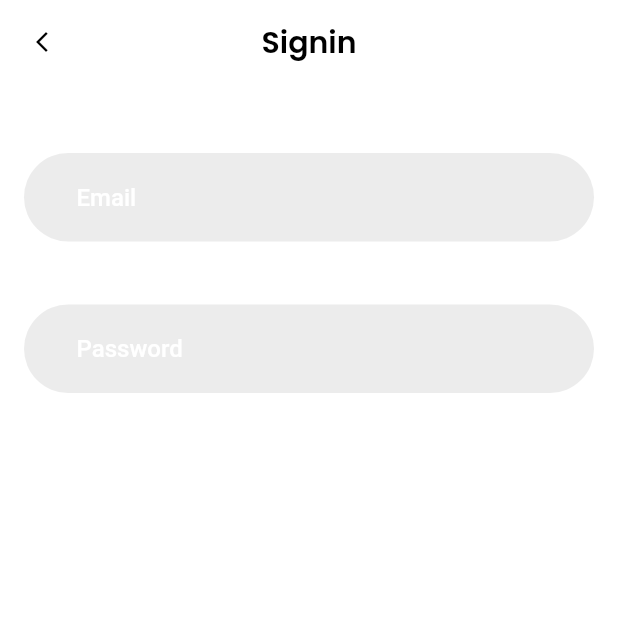
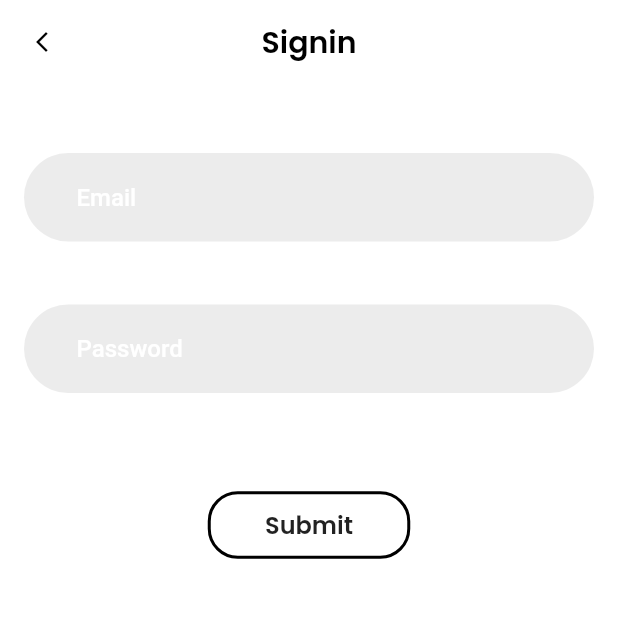
Before and after one commit to Tijil2111/Unstrain-UI--Locus-Exun, a Flutter app: the screen it shows after launch, after a tap on "Already have an account ? Sign In", on a phone screen of 412 x 824 dp, the top half of it. Run offline on Flutter 3.47's test engine with Material 2 defaults, Android fonts, the phone set to English and light mode, and no system bars; our stand-ins replace google_fonts, hexcolor.

Commit message:
login completed

```diff
--- a/lib/pages/login.dart
+++ b/lib/pages/login.dart
@@ -51,6 +51,30 @@ class LoginPage extends StatelessWidget {
               decoration: textInputDecoration.copyWith(hintText: "Password")
               ),
             ),
+            const SizedBox(height: 40,),
+            Padding(
+              padding: const EdgeInsets.all(8.0),
+              child: ButtonTheme(
+                height: 45,
+                minWidth: 135,
+                child: RaisedButton(
+                  //making the routing and routing the button to home screen
+                  onPressed: (){
+
+                  },
+                  shape: RoundedRectangleBorder(
+                    borderRadius: BorderRadius.circular(20),
+                    side: const BorderSide(color: Colors.black, width: 2)
+                    ),
+                  color: Colors.white,
+                  elevation: 0,
+                  child: Text(
+                    'Submit',
+                    style: GoogleFonts.poppins(fontSize: 16, fontWeight: FontWeight.w600)
+                  )
+                ),
+              ),
+            ),
           ],
         ),
       ),
```
